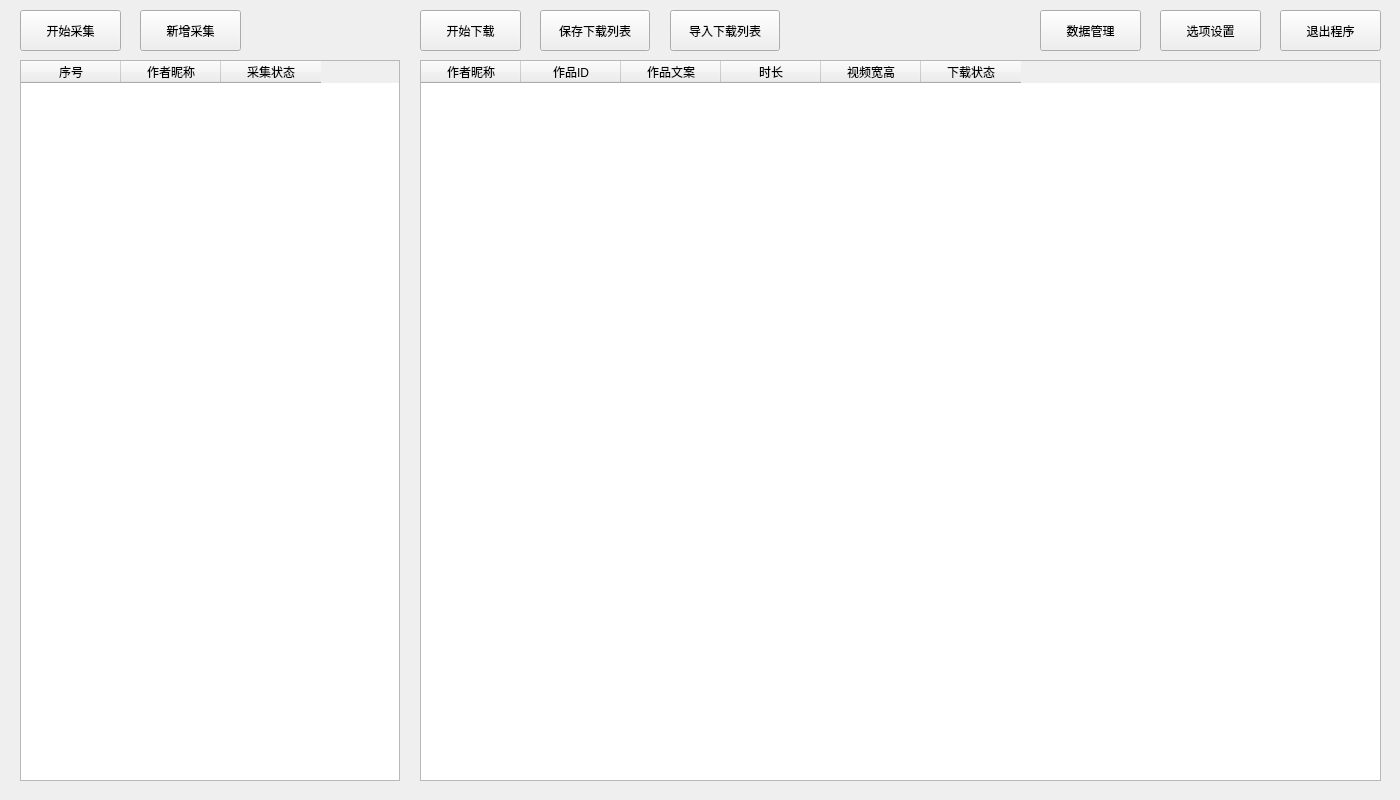
Above: GUI/VIews/ViewMainWindow.ui from JQKdiantang/kuaishou before the change. Below: the same form after it.
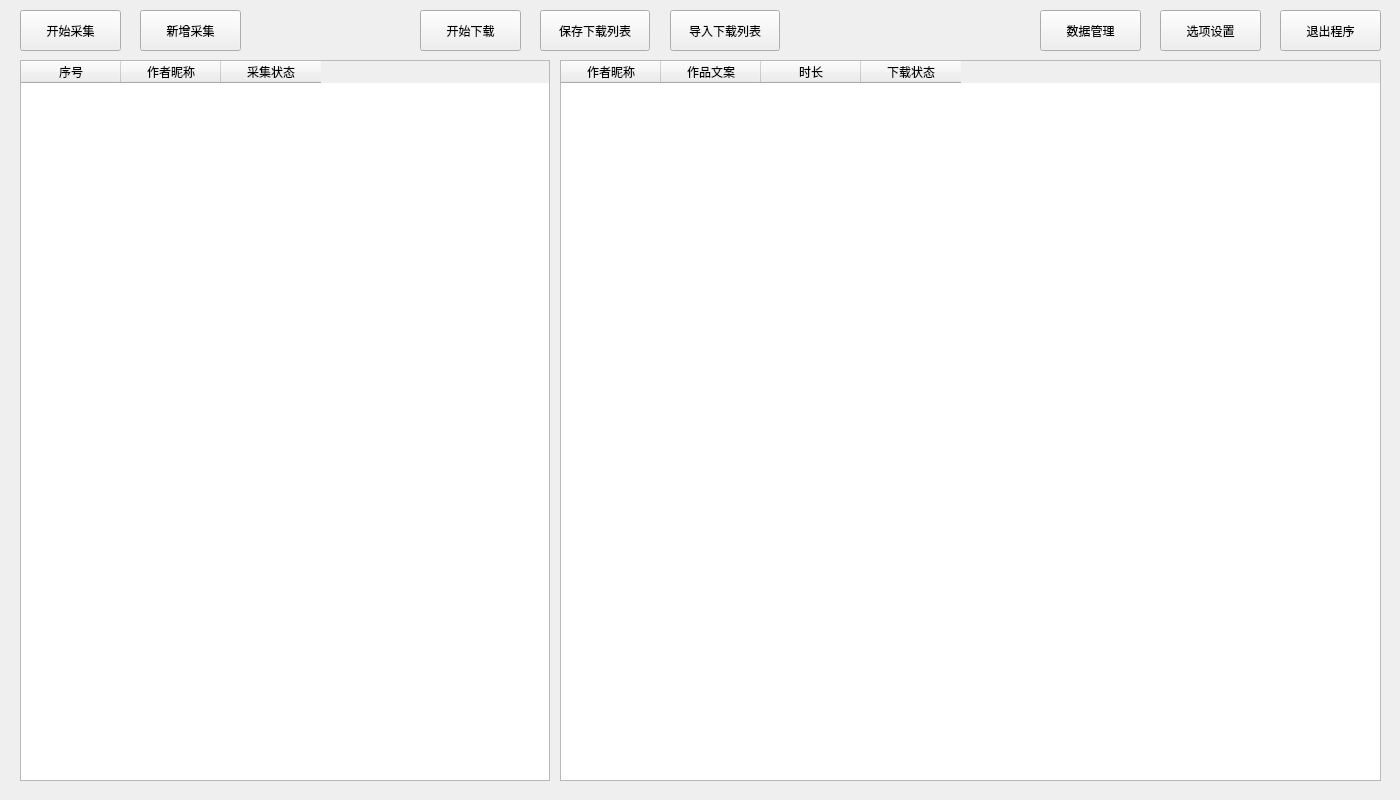
That is the form after the change.

Patch:
```diff
--- a/GUI/VIews/ViewMainWindow.ui
+++ b/GUI/VIews/ViewMainWindow.ui
@@ -38,7 +38,7 @@
      <rect>
       <x>20</x>
       <y>60</y>
-      <width>380</width>
+      <width>530</width>
       <height>721</height>
      </rect>
     </property>
@@ -169,9 +169,9 @@
    <widget class="QTableWidget" name="tw_works">
     <property name="geometry">
      <rect>
-      <x>420</x>
+      <x>560</x>
       <y>60</y>
-      <width>961</width>
+      <width>821</width>
       <height>721</height>
      </rect>
     </property>
@@ -189,11 +189,6 @@
       <string>作者昵称</string>
      </property>
     </column>
-    <column>
-     <property name="text">
-      <string>作品ID</string>
-     </property>
-    </column>
     <column>
      <property name="text">
       <string>作品文案</string>
@@ -204,11 +199,6 @@
       <string>时长</string>
      </property>
     </column>
-    <column>
-     <property name="text">
-      <string>视频宽高</string>
-     </property>
-    </column>
     <column>
      <property name="text">
       <string>下载状态</string>
```
Left out of the diff: 4 changed lines with no effect on the pictures.
